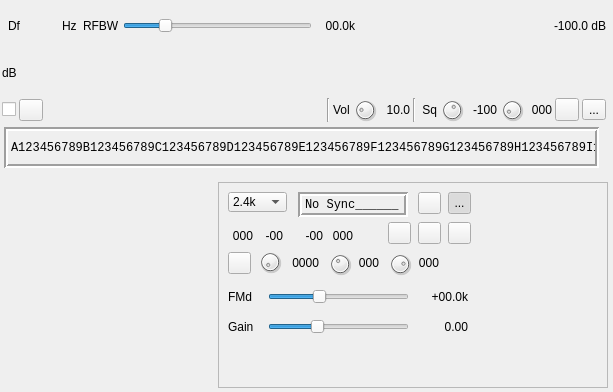
Qt form plugins/channelrx/demoddsd/dsddemodgui.ui (f4exb/sdrangel) before a commit.
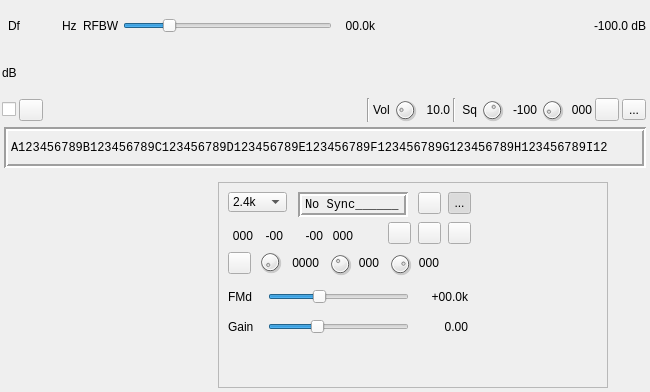
The same form after that commit. Icons and pictures are not drawn. Custom widgets are drawn as their Qt base class.

```diff
--- a/plugins/channelrx/demoddsd/dsddemodgui.ui
+++ b/plugins/channelrx/demoddsd/dsddemodgui.ui
@@ -6,7 +6,7 @@
    <rect>
     <x>0</x>
     <y>0</y>
-    <width>613</width>
+    <width>650</width>
     <height>392</height>
    </rect>
   </property>
@@ -18,7 +18,7 @@
   </property>
   <property name="minimumSize">
    <size>
-    <width>610</width>
+    <width>650</width>
     <height>0</height>
    </size>
   </property>
@@ -39,7 +39,7 @@
     <rect>
      <x>0</x>
      <y>0</y>
-     <width>608</width>
+     <width>648</width>
      <height>172</height>
     </rect>
    </property>
@@ -51,7 +51,7 @@
    </property>
    <property name="minimumSize">
     <size>
-     <width>608</width>
+     <width>648</width>
      <height>0</height>
     </size>
    </property>
@@ -557,19 +557,6 @@
         </property>
        </widget>
       </item>
-      <item>
-       <spacer name="formatStatusSpacer">
-        <property name="orientation">
-         <enum>Qt::Horizontal</enum>
-        </property>
-        <property name="sizeHint" stdset="0">
-         <size>
-          <width>40</width>
-          <height>20</height>
-         </size>
-        </property>
-       </spacer>
-      </item>
      </layout>
     </item>
    </layout>
```
